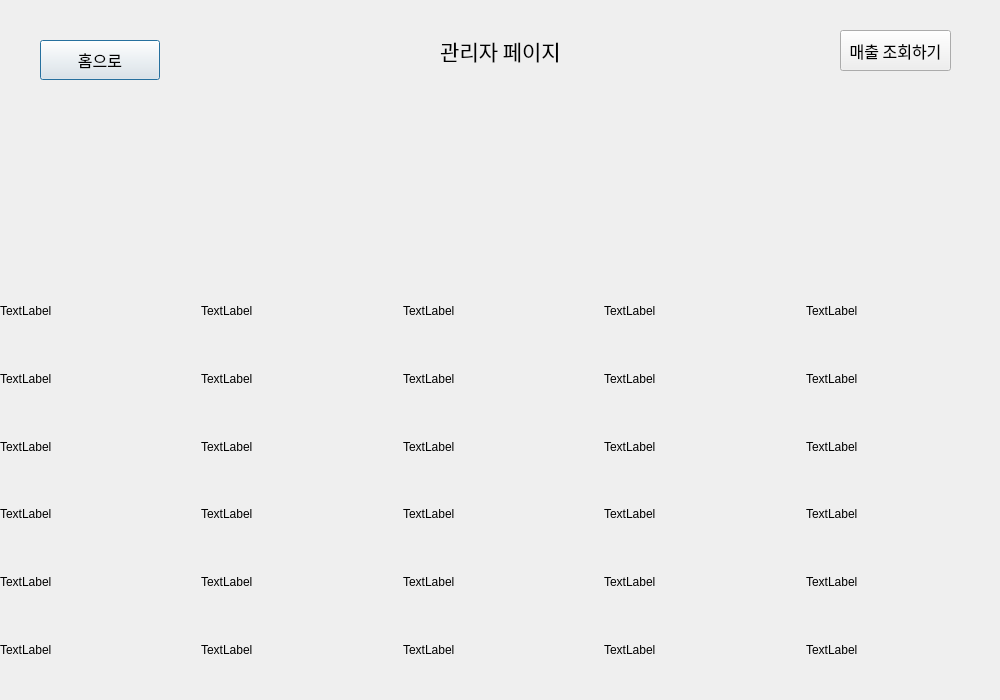
Old version of the form adminpage.ui in the repository 2sseong/mini_project_2025-03.
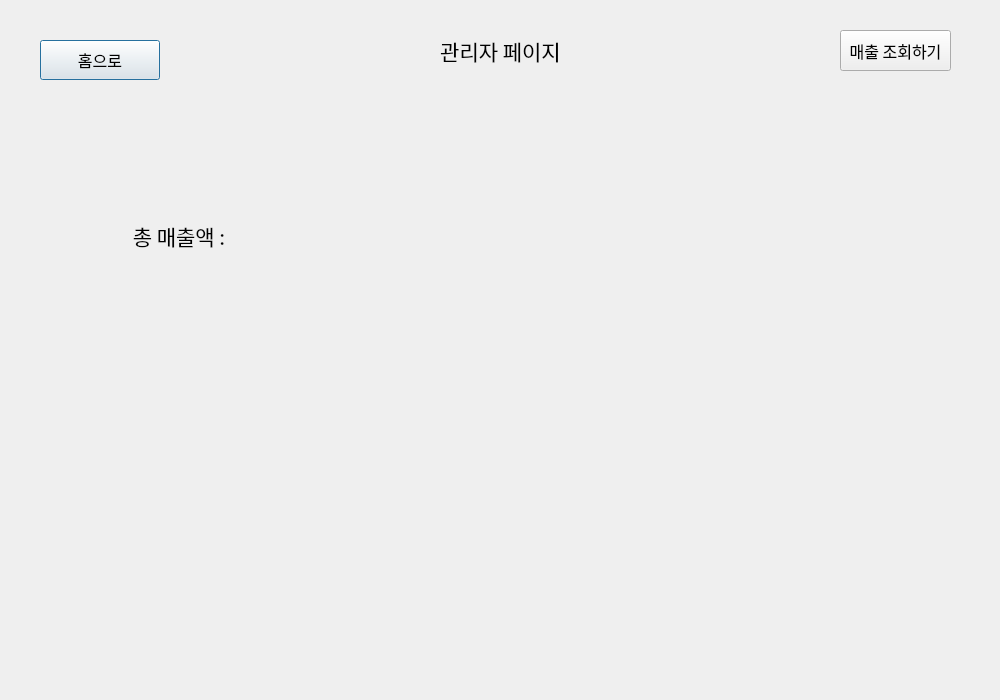
New version of the form.

Diff of the .ui file:
```diff
--- a/adminpage.ui
+++ b/adminpage.ui
@@ -76,270 +76,44 @@
   <widget class="QWidget" name="verticalLayoutWidget">
    <property name="geometry">
     <rect>
-     <x>0</x>
-     <y>280</y>
-     <width>1001</width>
-     <height>401</height>
+     <x>10</x>
+     <y>200</y>
+     <width>681</width>
+     <height>71</height>
     </rect>
    </property>
-   <layout class="QVBoxLayout" name="verticalLayout">
+   <layout class="QHBoxLayout" name="horizontalLayout">
     <item>
-     <layout class="QVBoxLayout" name="verticalLayout_3">
-      <item>
-       <layout class="QHBoxLayout" name="horizontalLayout">
-        <item>
-         <widget class="QLabel" name="label">
-          <property name="text">
-           <string>TextLabel</string>
-          </property>
-         </widget>
-        </item>
-        <item>
-         <widget class="QLabel" name="label_2">
-          <property name="text">
-           <string>TextLabel</string>
-          </property>
-         </widget>
-        </item>
-        <item>
-         <widget class="QLabel" name="label_3">
-          <property name="text">
-           <string>TextLabel</string>
-          </property>
-         </widget>
-        </item>
-        <item>
-         <widget class="QLabel" name="label_4">
-          <property name="text">
-           <string>TextLabel</string>
-          </property>
-         </widget>
-        </item>
-        <item>
-         <widget class="QLabel" name="label_5">
-          <property name="text">
-           <string>TextLabel</string>
-          </property>
-         </widget>
-        </item>
-       </layout>
-      </item>
-     </layout>
+     <widget class="QLabel" name="lbl_1">
+      <property name="font">
+       <font>
+        <family>NanumGothic</family>
+        <pointsize>16</pointsize>
+       </font>
+      </property>
+      <property name="text">
+       <string>총 매출액 :</string>
+      </property>
+      <property name="alignment">
+       <set>Qt::AlignCenter</set>
+      </property>
+     </widget>
     </item>
     <item>
-     <layout class="QVBoxLayout" name="verticalLayout_7">
-      <item>
-       <layout class="QHBoxLayout" name="horizontalLayout_2">
-        <item>
-         <widget class="QLabel" name="label_6">
-          <property name="text">
-           <string>TextLabel</string>
-          </property>
-         </widget>
-        </item>
-        <item>
-         <widget class="QLabel" name="label_7">
-          <property name="text">
-           <string>TextLabel</string>
-          </property>
-         </widget>
-        </item>
-        <item>
-         <widget class="QLabel" name="label_8">
-          <property name="text">
-           <string>TextLabel</string>
-          </property>
-         </widget>
-        </item>
-        <item>
-         <widget class="QLabel" name="label_9">
-          <property name="text">
-           <string>TextLabel</string>
-          </property>
-         </widget>
-        </item>
-        <item>
-         <widget class="QLabel" name="label_10">
-          <property name="text">
-           <string>TextLabel</string>
-          </property>
-         </widget>
-        </item>
-       </layout>
-      </item>
-     </layout>
-    </item>
-    <item>
-     <layout class="QVBoxLayout" name="verticalLayout_6">
-      <item>
-       <layout class="QHBoxLayout" name="horizontalLayout_3">
-        <item>
-         <widget class="QLabel" name="label_11">
-          <property name="text">
-           <string>TextLabel</string>
-          </property>
-         </widget>
-        </item>
-        <item>
-         <widget class="QLabel" name="label_12">
-          <property name="text">
-           <string>TextLabel</string>
-          </property>
-         </widget>
-        </item>
-        <item>
-         <widget class="QLabel" name="label_13">
-          <property name="text">
-           <string>TextLabel</string>
-          </property>
-         </widget>
-        </item>
-        <item>
-         <widget class="QLabel" name="label_14">
-          <property name="text">
-           <string>TextLabel</string>
-          </property>
-         </widget>
-        </item>
-        <item>
-         <widget class="QLabel" name="label_15">
-          <property name="text">
-           <string>TextLabel</string>
-          </property>
-         </widget>
-        </item>
-       </layout>
-      </item>
-     </layout>
-    </item>
-    <item>
-     <layout class="QVBoxLayout" name="verticalLayout_4">
-      <item>
-       <layout class="QHBoxLayout" name="horizontalLayout_4">
-        <item>
-         <widget class="QLabel" name="label_16">
-          <property name="text">
-           <string>TextLabel</string>
-          </property>
-         </widget>
-        </item>
-        <item>
-         <widget class="QLabel" name="label_17">
-          <property name="text">
-           <string>TextLabel</string>
-          </property>
-         </widget>
-        </item>
-        <item>
-         <widget class="QLabel" name="label_18">
-          <property name="text">
-           <string>TextLabel</string>
-          </property>
-         </widget>
-        </item>
-        <item>
-         <widget class="QLabel" name="label_19">
-          <property name="text">
-           <string>TextLabel</string>
-          </property>
-         </widget>
-        </item>
-        <item>
-         <widget class="QLabel" name="label_20">
-          <property name="text">
-           <string>TextLabel</string>
-          </property>
-         </widget>
-        </item>
-       </layout>
-      </item>
-     </layout>
-    </item>
-    <item>
-     <layout class="QVBoxLayout" name="verticalLayout_5">
-      <item>
-       <layout class="QHBoxLayout" name="horizontalLayout_5">
-        <item>
-         <widget class="QLabel" name="label_21">
-          <property name="text">
-           <string>TextLabel</string>
-          </property>
-         </widget>
-        </item>
-        <item>
-         <widget class="QLabel" name="label_22">
-          <property name="text">
-           <string>TextLabel</string>
-          </property>
-         </widget>
-        </item>
-        <item>
-         <widget class="QLabel" name="label_23">
-          <property name="text">
-           <string>TextLabel</string>
-          </property>
-         </widget>
-        </item>
-        <item>
-         <widget class="QLabel" name="label_24">
-          <property name="text">
-           <string>TextLabel</string>
-          </property>
-         </widget>
-        </item>
-        <item>
-         <widget class="QLabel" name="label_25">
-          <property name="text">
-           <string>TextLabel</string>
-          </property>
-         </widget>
-        </item>
-       </layout>
-      </item>
-     </layout>
-    </item>
-    <item>
-     <layout class="QVBoxLayout" name="verticalLayout_2">
-      <item>
-       <layout class="QHBoxLayout" name="horizontalLayout_6">
-        <item>
-         <widget class="QLabel" name="label_26">
-          <property name="text">
-           <string>TextLabel</string>
-          </property>
-         </widget>
-        </item>
-        <item>
-         <widget class="QLabel" name="label_27">
-          <property name="text">
-           <string>TextLabel</string>
-          </property>
-         </widget>
-        </item>
-        <item>
-         <widget class="QLabel" name="label_28">
-          <property name="text">
-           <string>TextLabel</string>
-          </property>
-         </widget>
-        </item>
-        <item>
-         <widget class="QLabel" name="label_29">
-          <property name="text">
-           <string>TextLabel</string>
-          </property>
-         </widget>
-        </item>
-        <item>
-         <widget class="QLabel" name="label_30">
-          <property name="text">
-           <string>TextLabel</string>
-          </property>
-         </widget>
-        </item>
-       </layout>
-      </item>
-     </layout>
+     <widget class="QLabel" name="lbl_total">
+      <property name="font">
+       <font>
+        <family>NanumGothic</family>
+        <pointsize>16</pointsize>
+       </font>
+      </property>
+      <property name="text">
+       <string/>
+      </property>
+      <property name="alignment">
+       <set>Qt::AlignCenter</set>
+      </property>
+     </widget>
     </item>
    </layout>
   </widget>
```
Left out of the diff: 2 changed lines with no effect on the pictures.
